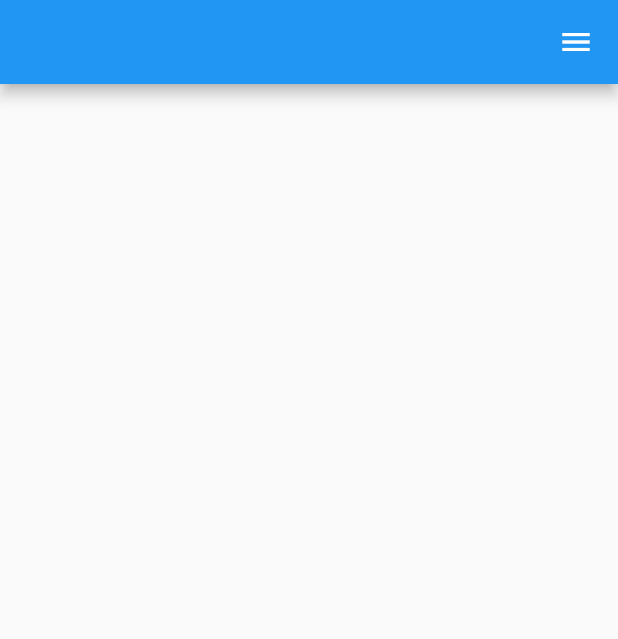
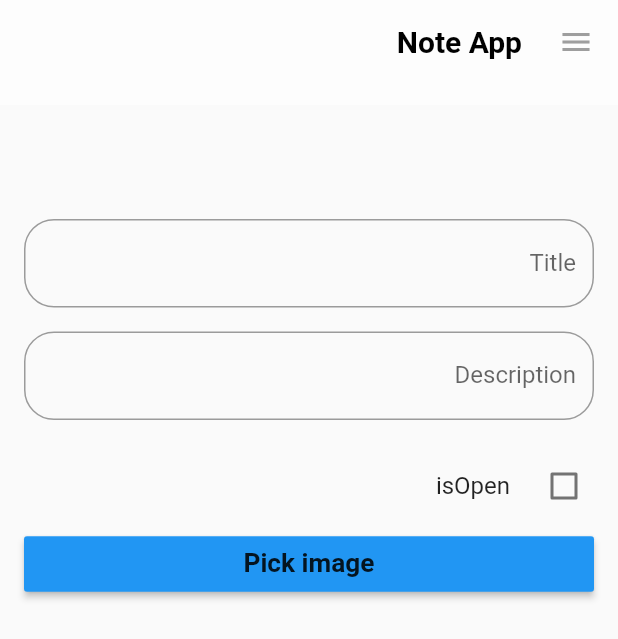
Before and after one commit to AbdoTareq/visual_note_app_task, a Flutter app: the screen it shows after launch, on a phone screen of 412 x 824 dp. Shown: the top 639 px of the screen. Run offline on Flutter 3.47's test engine with Material 2 defaults, Android fonts, the phone set to English and light mode, and no system bars; our stand-ins replace get, get_storage, image_picker, logger, sqflite, velocity_x; accounts and stored records are empty; Roboto replaces fonts that are missing (Cairo).

Commit message:
feat: add add note design

```diff
--- a/lib/controller/home_controller.dart
+++ b/lib/controller/home_controller.dart
@@ -2,11 +2,13 @@ import 'package:flutter/material.dart';
 import 'package:get/get.dart';
 
 import 'package:get/get.dart';
+import 'package:image_picker/image_picker.dart';
 import 'package:visual_note_app_task/repos/note_repo.dart';
 
 class HomeController extends GetxController {
   final NoteRepository repository;
   HomeController(this.repository);
+  Rx<XFile?> image = XFile('').obs;
 
   List<TextEditingController> textControllers = List.generate(2, (index) => TextEditingController());
 
--- a/lib/main.dart
+++ b/lib/main.dart
@@ -36,7 +36,7 @@ class MyApp extends StatelessWidget {
       initialBinding: AppBinding(),
       home: AnimatedSplash(
         imagePath: 'assets/images/logo.png',
-        home: const HomePage(),
+        home: HomePage(),
         duration: 1400,
         type: AnimatedSplashType.StaticDuration,
       ),
--- a/lib/view/pages/home_page.dart
+++ b/lib/view/pages/home_page.dart
@@ -1,18 +1,62 @@
+import 'dart:io';
+
 import 'package:flutter/material.dart';
 import 'package:get/get.dart';
+import 'package:image_picker/image_picker.dart';
 import 'package:visual_note_app_task/controller/home_controller.dart';
 import 'package:visual_note_app_task/view/widgets/app_drawer.dart';
+import 'package:visual_note_app_task/view/widgets/custom_app_bar.dart';
+import 'package:visual_note_app_task/view/widgets/text_input.dart';
+import 'package:velocity_x/velocity_x.dart';
 
 class HomePage extends GetView<HomeController> {
-  const HomePage({Key? key}) : super(key: key);
+  HomePage({Key? key}) : super(key: key);
 
+  final ImagePicker _picker = ImagePicker();
+  // Pick an image
+
+  var image;
   @override
   Widget build(BuildContext context) {
     return Scaffold(
-        appBar: AppBar(),
+        appBar: const CustomAppBar(
+          title: 'Note App',
+        ),
         drawer: const AppDrawer(),
-        body: ListView(
-          children: [],
+        body: SafeArea(
+          child: ListView(
+            children: [
+              60.heightBox,
+              TextInput(
+                controller: controller.textControllers[0],
+                hint: 'Title',
+              ),
+              TextInput(
+                controller: controller.textControllers[1],
+                hint: 'Description',
+              ),
+              Obx(
+                () => CheckboxListTile(
+                  contentPadding: EdgeInsets.zero,
+                  controlAffinity: ListTileControlAffinity.leading,
+                  title: Text('isOpen'.tr),
+                  value: controller.isOpen.value,
+                  onChanged: (value) => controller.isOpen.toggle(),
+                ),
+              ),
+              MaterialButton(
+                  color: Colors.blue,
+                  onPressed: () async {
+                    // Pick an image
+                    controller.image.value = await _picker.pickImage(source: ImageSource.gallery);
+                  },
+                  splashColor: Colors.blueGrey,
+                  child: 'Pick image'.text.bold.xl.make().p8()),
+              Obx(() => controller.image.value!.path.isEmpty
+                  ? Container()
+                  : Image.file(File(controller.image.value!.path)))
+            ],
+          ).p16(),
         ));
   }
 }
--- a/lib/view/widgets/custom_app_bar.dart
+++ b/lib/view/widgets/custom_app_bar.dart
@@ -3,8 +3,10 @@ import 'package:velocity_x/velocity_x.dart';
 
 class CustomAppBar extends StatelessWidget with PreferredSizeWidget {
   const CustomAppBar({
-    Key? key,
+    Key? key,required this.title,
   }) : super(key: key);
+
+  final String title;
 
   @override
   Widget build(BuildContext context) {
@@ -14,7 +16,7 @@ class CustomAppBar extends StatelessWidget with PreferredSizeWidget {
       iconTheme: const IconThemeData(color: Colors.grey),
       centerTitle: false,
       titleSpacing: 0,
-      title: 'Account Settings'.text.start.color(Theme.of(context).primaryColor).bold.make().p8(),
+      title: title.text.start.color(Theme.of(context).primaryColor).bold.make().p8(),
     );
   }
 
```
Also changed, not shown: 1 other file.
